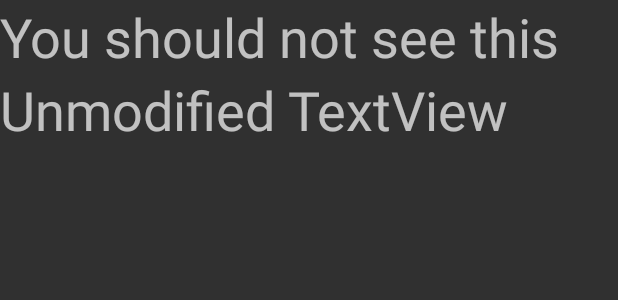
After one commit to Lowe5521/JunkDrawer, an Android app: the layout activity_annotations.xml on its own in the app's theme, with its tools: preview values and no code run, on a phone screen of 412 x 824 dp. The commit adds this screen. Shown: the top 300 px of the screen. Run offline under Robolectric (Android 15) with nearby library versions, the phone set to English and light mode, and no system bars.

Commit message:
[Custom Annotations Spike] - Spiked up custom annotation implementation for JD

```diff
--- a/app/src/main/AndroidManifest.xml
+++ b/app/src/main/AndroidManifest.xml
@@ -19,6 +19,7 @@
         <activity android:name=".activity.ScreenOverlayActivity" />
         <activity android:name=".activity.OverlayAndPopupActivity" />
         <activity android:name=".version2.VersionTwoActivity" />
+        <activity android:name=".activity.AnnotationActivity" />
     </application>
 
 </manifest>
--- /dev/null
+++ b/app/src/main/res/layout/activity_annotations.xml
@@ -0,0 +1,21 @@
+<?xml version="1.0" encoding="utf-8"?>
+<LinearLayout xmlns:android="http://schemas.android.com/apk/res/android"
+    android:layout_width="match_parent"
+    android:layout_height="match_parent"
+    android:orientation="vertical">
+
+    <TextView
+        android:id="@+id/act_annotations_tv1"
+        android:layout_width="wrap_content"
+        android:layout_height="wrap_content"
+        android:text="You should not see this"
+        android:textSize="36sp"/>
+
+    <TextView
+        android:id="@+id/act_annotations_tv2"
+        android:layout_width="wrap_content"
+        android:layout_height="wrap_content"
+        android:text="Unmodified TextView"
+        android:textSize="36sp"/>
+
+</LinearLayout>
--- a/app/src/main/res/layout/activity_main.xml
+++ b/app/src/main/res/layout/activity_main.xml
@@ -48,5 +48,11 @@
             android:layout_height="wrap_content"
             android:text="Version Two Overlay"/>
 
+        <Button
+            android:id="@+id/act_annotation_button"
+            android:layout_width="wrap_content"
+            android:layout_height="wrap_content"
+            android:text="Annotation Fun!"/>
+
     </LinearLayout>
 </FrameLayout>
```
Also changed, not shown: app/src/main/java/com/jonkoester/junkdrawer/AnnotationsUtility.java (added, +21 -0 lines), app/src/main/java/com/jonkoester/junkdrawer/activity/AnnotationActivity.java (added, +33 -0 lines), app/src/main/java/com/jonkoester/junkdrawer/activity/CustomAnnotation.java (added, +14 -0 lines), app/src/main/java/com/jonkoester/junkdrawer/activity/MainActivity.java (+12 -1 lines).
